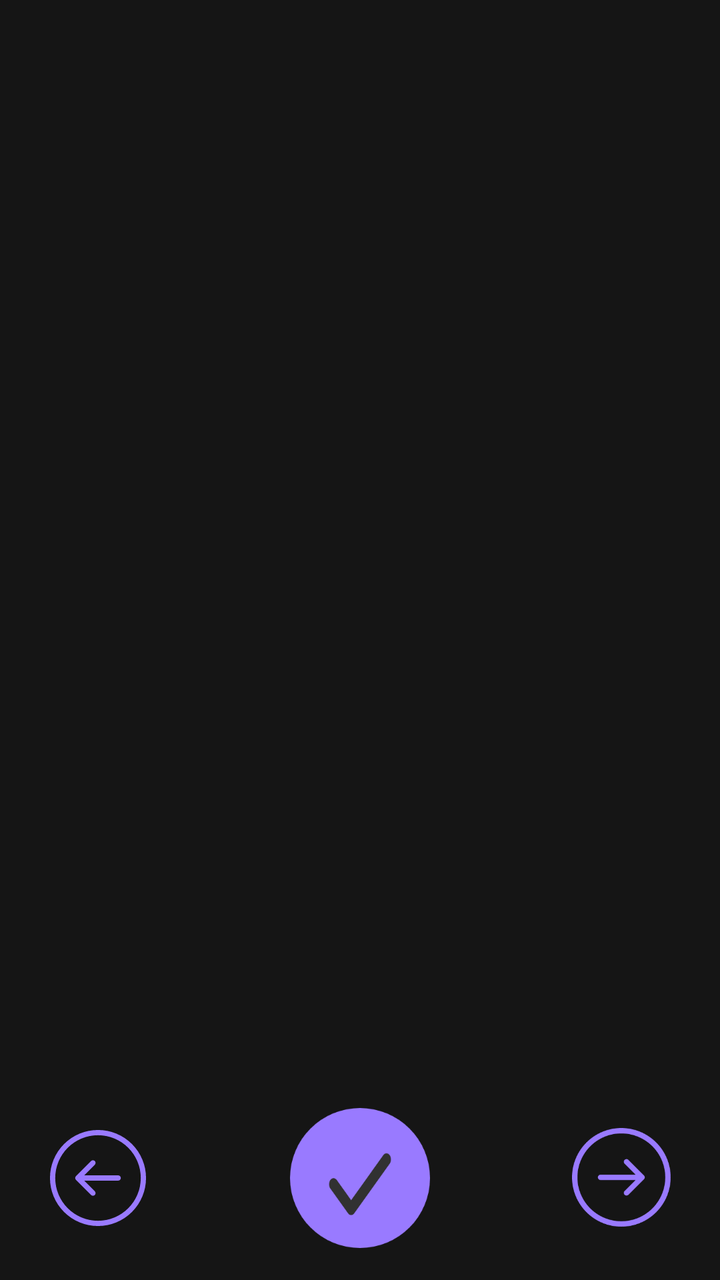
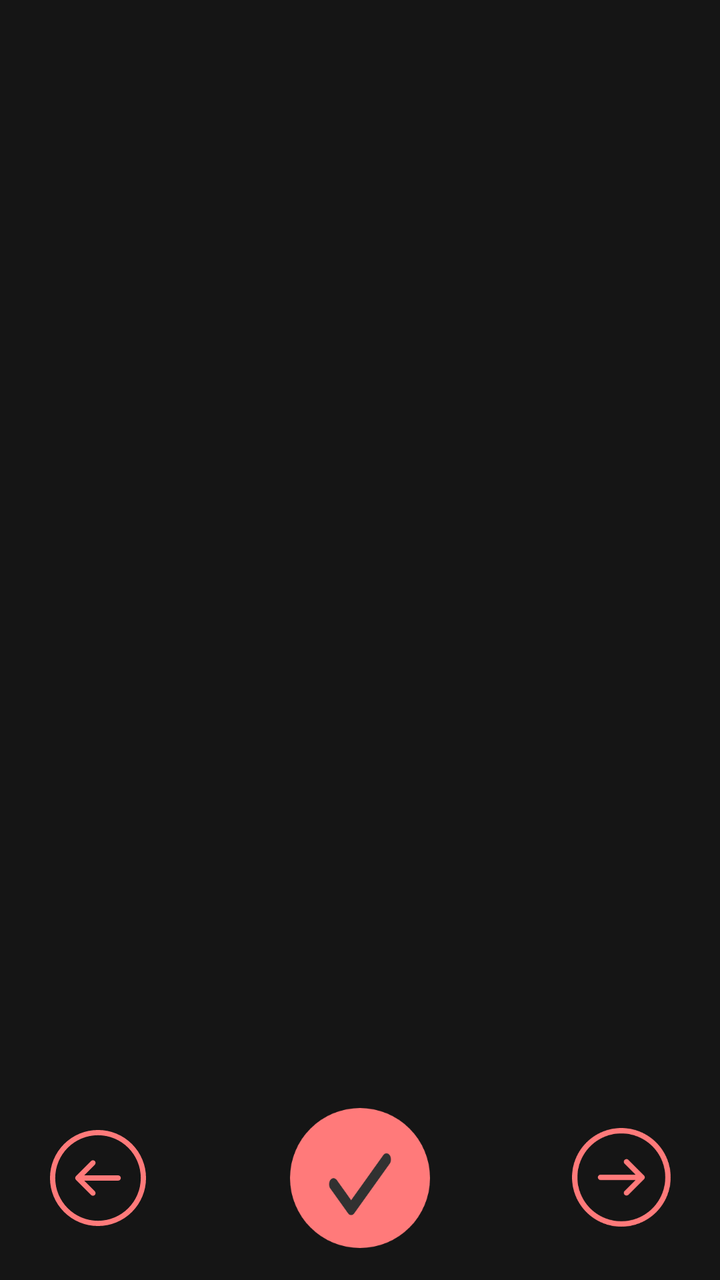

Before-and-after screenshots of an Android layout around one commit, followed by the original layout XML and the change that was made.
<!-- AndroidManifest.xml: application theme Theme.Modarb -->
<!-- res/layout/activity_workout.xml -->
<?xml version="1.0" encoding="utf-8"?>
<LinearLayout xmlns:android="http://schemas.android.com/apk/res/android"
    xmlns:app="http://schemas.android.com/apk/res-auto"
    xmlns:tools="http://schemas.android.com/tools"
    android:layout_width="match_parent"
    android:layout_height="match_parent"
    android:background="@color/grey_900"
    android:orientation="vertical">

    <include
        android:id="@+id/progress"
        layout="@layout/progress" />

    <com.google.android.material.tabs.TabLayout
        android:id="@+id/tabLayout"
        android:layout_width="match_parent"
        android:layout_height="15dp"
        android:background="@color/grey_900"
        app:tabIndicatorColor="@color/primary_400"
        app:tabIndicatorFullWidth="true"
        app:tabIndicatorHeight="8dp"
        app:tabSelectedTextColor="@color/primary_800" />

    <androidx.viewpager.widget.ViewPager
        android:id="@+id/exercise_pager"
        android:layout_width="match_parent"
        android:layout_height="0dp"
        android:layout_weight="1"
        android:clickable="false"
        android:focusable="false" />

    <androidx.viewpager.widget.ViewPager
        android:id="@+id/dummy_pager"
        android:layout_width="match_parent"
        android:layout_height="0dp"
        android:visibility="invisible" />


    <androidx.constraintlayout.widget.ConstraintLayout
        android:layout_width="match_parent"
        android:layout_height="wrap_content"
        android:layout_margin="8dp"
        android:orientation="horizontal">

        <ImageButton
            android:id="@+id/prev_button"
            android:layout_width="50dp"
            android:layout_height="50dp"
            android:layout_gravity="start"
            android:layout_marginStart="16dp"
            android:background="@null"
            android:importantForAccessibility="no"
            android:scaleType="centerCrop"
            android:src="@drawable/ic_arrow_left"
            app:layout_constraintBottom_toBottomOf="parent"
            app:layout_constraintStart_toStartOf="parent"
            app:layout_constraintTop_toTopOf="parent"
            tools:ignore="ContentDescription" />


        <ImageButton
            android:id="@+id/inc_button"
            android:layout_width="70dp"
            android:layout_height="70dp"
            android:layout_marginTop="8dp"
            android:layout_marginBottom="8dp"
            android:background="@null"
            android:importantForAccessibility="no"
            android:scaleType="centerCrop"
            android:src="@drawable/ic_done_button"
            app:layout_constraintBottom_toBottomOf="parent"
            app:layout_constraintEnd_toStartOf="@+id/next_button"
            app:layout_constraintStart_toEndOf="@+id/prev_button"
            app:layout_constraintTop_toTopOf="parent"
            tools:ignore="ContentDescription" />

        <ImageButton
            android:id="@+id/next_button"
            android:layout_width="50dp"
            android:layout_height="50dp"
            android:layout_marginEnd="16dp"
            android:background="@null"
            android:scaleType="centerCrop"
            android:src="@drawable/ic_arrow_right"
            app:layout_constraintBottom_toBottomOf="parent"
            app:layout_constraintEnd_toEndOf="parent"
            app:layout_constraintTop_toTopOf="parent" />

    </androidx.constraintlayout.widget.ConstraintLayout>


</LinearLayout>
<!-- res/layout/progress.xml (included above) -->
<?xml version="1.0" encoding="utf-8"?>
<FrameLayout xmlns:android="http://schemas.android.com/apk/res/android"
    android:id="@+id/progressOverlay"
    android:layout_width="match_parent"
    android:layout_height="match_parent"
    android:background="#CC000000"
    android:clickable="false"
    android:focusable="false"
    android:visibility="gone">

    <ProgressBar
        android:layout_width="wrap_content"
        android:layout_height="wrap_content"
        android:layout_gravity="center" />
</FrameLayout>
<!-- resources referenced by this layout -->
<resources>
  <color name="primary_400">#8561FF</color>
  <color name="primary_800">#391F8C</color>
  <!-- drawable ic_arrow_left (drawable) -->
  <vector xmlns:android="http://schemas.android.com/apk/res/android"
      android:width="38dp"
      android:height="38dp"
      android:viewportWidth="38"
      android:viewportHeight="38">
      <path
          android:fillColor="#997AFF"
          android:fillType="evenOdd"
          android:pathData="M19,2.75C16.866,2.75 14.753,3.17 12.781,3.987C10.81,4.804 9.018,6.001 7.51,7.51C6.001,9.018 4.804,10.81 3.987,12.781C3.17,14.753 2.75,16.866 2.75,19C2.75,23.31 4.462,27.443 7.51,30.49C10.557,33.538 14.69,35.25 19,35.25C23.31,35.25 27.443,33.538 30.49,30.49C33.538,27.443 35.25,23.31 35.25,19C35.25,16.866 34.83,14.753 34.013,12.781C33.196,10.81 31.999,9.018 30.49,7.51C28.982,6.001 27.19,4.804 25.219,3.987C23.247,3.17 21.134,2.75 19,2.75ZM12.016,2.139C14.23,1.222 16.603,0.75 19,0.75C21.397,0.75 23.77,1.222 25.984,2.139C28.198,3.056 30.21,4.401 31.905,6.095C33.599,7.79 34.944,9.802 35.861,12.016C36.778,14.23 37.25,16.603 37.25,19C37.25,23.84 35.327,28.482 31.905,31.905C28.482,35.327 23.84,37.25 19,37.25C14.16,37.25 9.518,35.327 6.095,31.905C2.673,28.482 0.75,23.84 0.75,19C0.75,16.603 1.222,14.23 2.139,12.016C3.056,9.802 4.401,7.79 6.095,6.095C7.79,4.401 9.802,3.056 12.016,2.139ZM17.79,12.543C18.181,12.933 18.181,13.567 17.79,13.957L13.748,18H26.667C27.219,18 27.667,18.448 27.667,19C27.667,19.552 27.219,20 26.667,20H13.748L17.79,24.043C18.181,24.433 18.181,25.067 17.79,25.457C17.4,25.848 16.767,25.848 16.376,25.457L10.626,19.707C10.236,19.317 10.236,18.683 10.626,18.293L16.376,12.543C16.767,12.152 17.4,12.152 17.79,12.543Z" />
  </vector>
  <!-- drawable ic_arrow_right (drawable) -->
  <vector xmlns:android="http://schemas.android.com/apk/res/android"
      android:width="37dp"
      android:height="37dp"
      android:viewportWidth="37"
      android:viewportHeight="37">
      <path
          android:fillColor="#997AFF"
          android:fillType="evenOdd"
          android:pathData="M18.25,2C13.94,2 9.807,3.712 6.76,6.76C3.712,9.807 2,13.94 2,18.25C2,20.384 2.42,22.497 3.237,24.469C4.054,26.44 5.251,28.232 6.76,29.74C8.268,31.249 10.06,32.446 12.031,33.263C14.003,34.08 16.116,34.5 18.25,34.5C20.384,34.5 22.497,34.08 24.469,33.263C26.44,32.446 28.232,31.249 29.74,29.74C31.249,28.232 32.446,26.44 33.263,24.469C34.08,22.497 34.5,20.384 34.5,18.25C34.5,13.94 32.788,9.807 29.74,6.76C26.693,3.712 22.56,2 18.25,2ZM5.345,5.345C8.768,1.923 13.41,0 18.25,0C23.09,0 27.732,1.923 31.155,5.345C34.577,8.768 36.5,13.41 36.5,18.25C36.5,20.647 36.028,23.02 35.111,25.234C34.194,27.448 32.849,29.46 31.155,31.155C29.46,32.849 27.448,34.194 25.234,35.111C23.02,36.028 20.647,36.5 18.25,36.5C15.853,36.5 13.48,36.028 11.266,35.111C9.052,34.194 7.04,32.849 5.345,31.155C3.651,29.46 2.306,27.448 1.389,25.234C0.472,23.02 0,20.647 0,18.25C0,13.41 1.923,8.768 5.345,5.345ZM19.46,11.793C19.85,11.402 20.483,11.402 20.874,11.793L26.624,17.543C27.014,17.933 27.014,18.567 26.624,18.957L20.874,24.707C20.483,25.098 19.85,25.098 19.46,24.707C19.069,24.317 19.069,23.683 19.46,23.293L23.503,19.25H10.583C10.031,19.25 9.583,18.802 9.583,18.25C9.583,17.698 10.031,17.25 10.583,17.25H23.503L19.46,13.207C19.069,12.817 19.069,12.183 19.46,11.793Z" />
  </vector>
  <!-- drawable ic_done_button (drawable) -->
  <vector xmlns:android="http://schemas.android.com/apk/res/android"
      android:width="60dp"
      android:height="60dp"
      android:viewportWidth="60"
      android:viewportHeight="60">
      <path
          android:fillColor="#997AFF"
          android:pathData="M30,30m-30,0a30,30 0,1 1,60 0a30,30 0,1 1,-60 0" />
      <path
          android:fillColor="#313131"
          android:fillType="evenOdd"
          android:pathData="M42.681,20.187C43.035,20.684 43.235,21.357 43.235,22.059C43.235,22.761 43.035,23.434 42.681,23.93L27.541,45.108C27.186,45.604 26.705,45.883 26.203,45.883C25.701,45.883 25.22,45.604 24.865,45.108L17.295,34.519C16.951,34.02 16.76,33.351 16.764,32.657C16.768,31.963 16.968,31.299 17.318,30.808C17.669,30.317 18.144,30.039 18.64,30.033C19.136,30.027 19.614,30.294 19.971,30.776L26.203,39.493L40.005,20.187C40.36,19.691 40.841,19.412 41.343,19.412C41.845,19.412 42.326,19.691 42.681,20.187Z" />
  </vector>
  <!-- unchanged entries left out for length: 5 -->
</resources>

<!-- the commit's change to res/layout/activity_workout.xml (unified diff, before → after) -->
@@ -16,10 +16,10 @@
         android:layout_width="match_parent"
         android:layout_height="15dp"
         android:background="@color/grey_900"
-        app:tabIndicatorColor="@color/primary_400"
+        app:tabIndicatorColor="@color/button"
         app:tabIndicatorFullWidth="true"
         app:tabIndicatorHeight="8dp"
-        app:tabSelectedTextColor="@color/primary_800" />
+        app:tabSelectedTextColor="#8C1F3A" />
 
     <androidx.viewpager.widget.ViewPager
         android:id="@+id/exercise_pager"
<!-- resource entries referenced after the edit -->
@@ -1,7 +1,6 @@
 <!-- resources referenced by this layout -->
 <resources>
-  <color name="primary_400">#8561FF</color>
-  <color name="primary_800">#391F8C</color>
+  <color name="button">#923c49</color>
   <!-- drawable ic_arrow_left (drawable) -->
   <vector xmlns:android="http://schemas.android.com/apk/res/android"
       android:width="38dp"
@@ -9,7 +8,7 @@
       android:viewportWidth="38"
       android:viewportHeight="38">
       <path
-          android:fillColor="#997AFF"
+          android:fillColor="#FF7A7A"
           android:fillType="evenOdd"
           android:pathData="M19,2.75C16.866,2.75 14.753,3.17 12.781,3.987C10.81,4.804 9.018,6.001 7.51,7.51C6.001,9.018 4.804,10.81 3.987,12.781C3.17,14.753 2.75,16.866 2.75,19C2.75,23.31 4.462,27.443 7.51,30.49C10.557,33.538 14.69,35.25 19,35.25C23.31,35.25 27.443,33.538 30.49,30.49C33.538,27.443 35.25,23.31 35.25,19C35.25,16.866 34.83,14.753 34.013,12.781C33.196,10.81 31.999,9.018 30.49,7.51C28.982,6.001 27.19,4.804 25.219,3.987C23.247,3.17 21.134,2.75 19,2.75ZM12.016,2.139C14.23,1.222 16.603,0.75 19,0.75C21.397,0.75 23.77,1.222 25.984,2.139C28.198,3.056 30.21,4.401 31.905,6.095C33.599,7.79 34.944,9.802 35.861,12.016C36.778,14.23 37.25,16.603 37.25,19C37.25,23.84 35.327,28.482 31.905,31.905C28.482,35.327 23.84,37.25 19,37.25C14.16,37.25 9.518,35.327 6.095,31.905C2.673,28.482 0.75,23.84 0.75,19C0.75,16.603 1.222,14.23 2.139,12.016C3.056,9.802 4.401,7.79 6.095,6.095C7.79,4.401 9.802,3.056 12.016,2.139ZM17.79,12.543C18.181,12.933 18.181,13.567 17.79,13.957L13.748,18H26.667C27.219,18 27.667,18.448 27.667,19C27.667,19.552 27.219,20 26.667,20H13.748L17.79,24.043C18.181,24.433 18.181,25.067 17.79,25.457C17.4,25.848 16.767,25.848 16.376,25.457L10.626,19.707C10.236,19.317 10.236,18.683 10.626,18.293L16.376,12.543C16.767,12.152 17.4,12.152 17.79,12.543Z" />
   </vector>
@@ -20,7 +19,7 @@
       android:viewportWidth="37"
       android:viewportHeight="37">
       <path
-          android:fillColor="#997AFF"
+          android:fillColor="#FF7A7A"
           android:fillType="evenOdd"
           android:pathData="M18.25,2C13.94,2 9.807,3.712 6.76,6.76C3.712,9.807 2,13.94 2,18.25C2,20.384 2.42,22.497 3.237,24.469C4.054,26.44 5.251,28.232 6.76,29.74C8.268,31.249 10.06,32.446 12.031,33.263C14.003,34.08 16.116,34.5 18.25,34.5C20.384,34.5 22.497,34.08 24.469,33.263C26.44,32.446 28.232,31.249 29.74,29.74C31.249,28.232 32.446,26.44 33.263,24.469C34.08,22.497 34.5,20.384 34.5,18.25C34.5,13.94 32.788,9.807 29.74,6.76C26.693,3.712 22.56,2 18.25,2ZM5.345,5.345C8.768,1.923 13.41,0 18.25,0C23.09,0 27.732,1.923 31.155,5.345C34.577,8.768 36.5,13.41 36.5,18.25C36.5,20.647 36.028,23.02 35.111,25.234C34.194,27.448 32.849,29.46 31.155,31.155C29.46,32.849 27.448,34.194 25.234,35.111C23.02,36.028 20.647,36.5 18.25,36.5C15.853,36.5 13.48,36.028 11.266,35.111C9.052,34.194 7.04,32.849 5.345,31.155C3.651,29.46 2.306,27.448 1.389,25.234C0.472,23.02 0,20.647 0,18.25C0,13.41 1.923,8.768 5.345,5.345ZM19.46,11.793C19.85,11.402 20.483,11.402 20.874,11.793L26.624,17.543C27.014,17.933 27.014,18.567 26.624,18.957L20.874,24.707C20.483,25.098 19.85,25.098 19.46,24.707C19.069,24.317 19.069,23.683 19.46,23.293L23.503,19.25H10.583C10.031,19.25 9.583,18.802 9.583,18.25C9.583,17.698 10.031,17.25 10.583,17.25H23.503L19.46,13.207C19.069,12.817 19.069,12.183 19.46,11.793Z" />
   </vector>
@@ -31,7 +30,7 @@
       android:viewportWidth="60"
       android:viewportHeight="60">
       <path
-          android:fillColor="#997AFF"
+          android:fillColor="#FF7A7A"
           android:pathData="M30,30m-30,0a30,30 0,1 1,60 0a30,30 0,1 1,-60 0" />
       <path
           android:fillColor="#313131"
